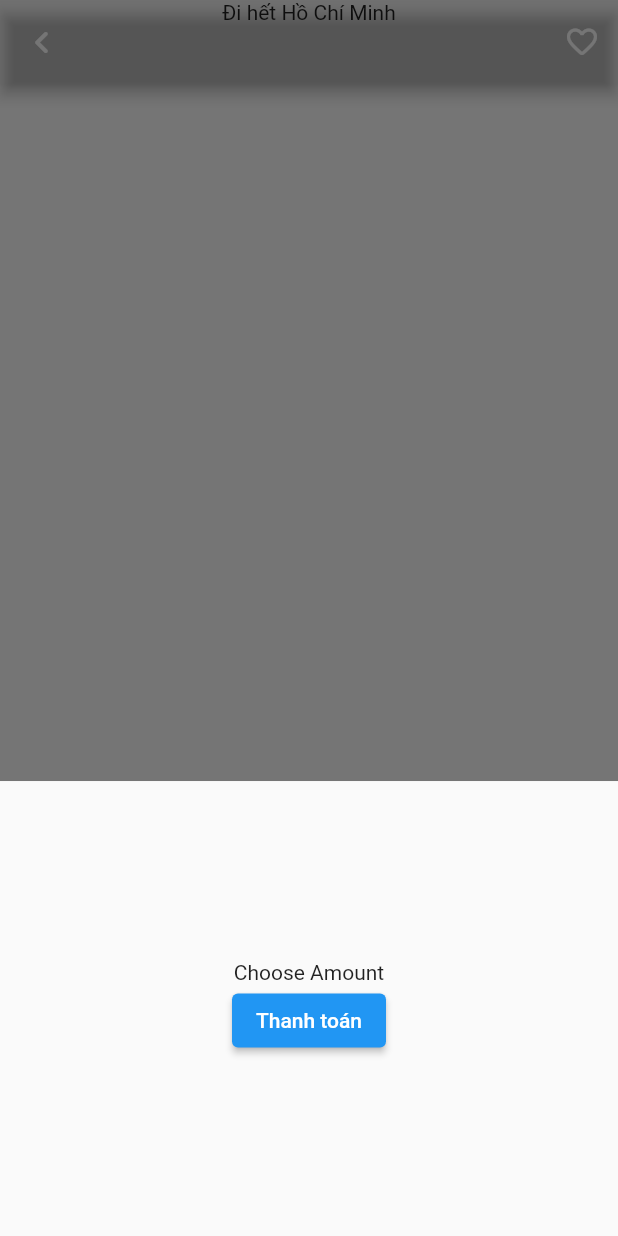
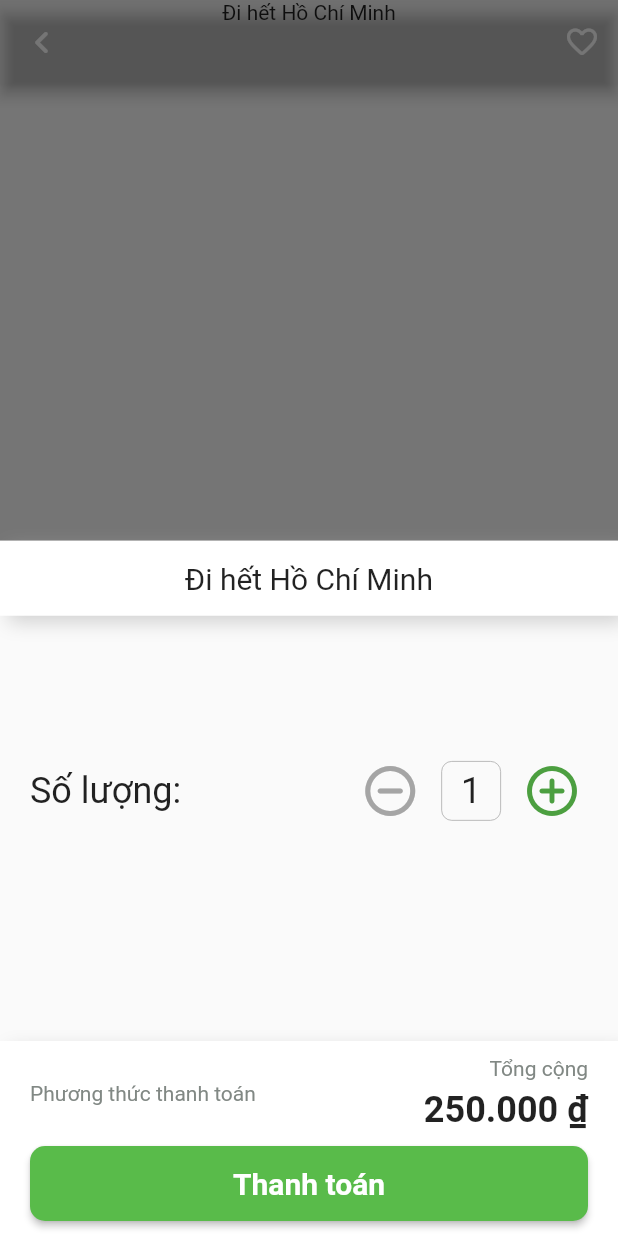
Before and after one commit to mknguyentran/CityPassFlutter, a Flutter app: the PassDetail screen opened directly with sample values from the repository, after a tap on "Mua ngay", on a phone screen of 412 x 824 dp. Run offline on Flutter 3.47's test engine with Material 2 defaults, Android fonts, the phone set to English and light mode, and no system bars; Roboto replaces fonts that are missing (SFProRounded).

Commit message:
added amount picker for adult and children pass

```diff
--- a/lib/constants.dart
+++ b/lib/constants.dart
@@ -1,4 +1,5 @@
 import 'package:flutter/material.dart';
+import 'package:intl/intl.dart';
 
 const kPrimaryColor = Color(0xFF3E4067);
 const kTextColor = Color(0xFF3F4168);
@@ -6,8 +7,14 @@ const kIconColor = Color(0xFF5E5E5E);
 const kWhiteIconColor = Color(0xFFFFFFFF);
 const cityPassPrimaryColor = Color(0xFF59BB4A);
 const cityPassDarkColor = Color(0xFF4C9F40);
+const subtitleTextColor = Color(0xFF818884);
+const lightGray = Color(0xFFA5A5A5);
 
 const kDefaultPadding = 20.0;
+
+const currencySymbol = "₫";
+
+final vndCurrencyFormat = new NumberFormat.currency(locale: "vi_VN", symbol: "₫");
 
 final kPopShadow = BoxShadow(
   offset: Offset(0, 0),
--- /dev/null
+++ b/lib/models/order_detail.dart
@@ -0,0 +1,8 @@
+import 'dart:collection';
+
+import 'package:city_pass/models/pass.dart';
+import 'package:flutter/material.dart';
+
+abstract class Order extends HashMap<Pass, int> {
+  factory Order() => HashMap.identity();
+}
--- a/lib/models/pass.dart
+++ b/lib/models/pass.dart
@@ -2,12 +2,14 @@ import 'package:flutter/material.dart';
 
 class Pass {
   final String name, image;
-  final double overallRating;
+  final double overallRating, price, childrenPrice;
 
-  Pass({
+  Pass( {
     @required this.overallRating,
     @required this.name,
     @required this.image,
+    @required this.price,
+    this.childrenPrice
   });
 }
 
@@ -16,15 +18,19 @@ List<Pass> mockupPasses = [
     name: "Đi hết Hồ Chí Minh",
     image: "assets/images/thao_cam_vien.jpg",
     overallRating: 4.7,
+    price: 250000,
   ),
   Pass(
     name: "Thổ địa Sài Gòn",
     image: "assets/images/dinh_doc_lap.jpg",
     overallRating: 4.5,
+    price: 250000,
+    childrenPrice: 100000
   ),
   Pass(
     name: "Thổ địa Sài Gòn",
     image: "assets/images/dia_dao_cu_chi.jpg",
     overallRating: 4.5,
+    price: 250000,
   ),
 ];
--- /dev/null
+++ b/lib/screens/pass_detail/choose_pass_amount.dart
@@ -0,0 +1,265 @@
+import 'package:city_pass/constants.dart';
+import 'package:city_pass/models/pass.dart';
+import 'package:city_pass/screens/order_detail/order_result.dart';
+import 'package:city_pass/size_config.dart';
+import 'package:flutter/cupertino.dart';
+import 'package:flutter/material.dart';
+
+class ChoosePassAmount extends StatefulWidget {
+  final Pass pass;
+
+  const ChoosePassAmount({
+    Key key,
+    @required this.pass,
+  }) : super(key: key);
+
+  @override
+  _ChoosePassAmountState createState() => _ChoosePassAmountState();
+}
+
+class _ChoosePassAmountState extends State<ChoosePassAmount> {
+  int amount = 1, childrenAmount = 0;
+  double total = 0;
+
+  void increaseAmount({bool increaseChild = false}) {
+    if (increaseChild) {
+      setState(() {
+        childrenAmount++;
+      });
+    } else {
+      setState(() {
+        amount++;
+      });
+    }
+  }
+
+  void decreaseAmount({bool decreaseChild = false}) {
+    print(decreaseChild);
+    print(childrenAmount);
+    if (decreaseChild) {
+      if (childrenAmount > 0) {
+        setState(() {
+          childrenAmount--;
+        });
+      }
+    } else {
+      if (amount > 1) {
+        setState(() {
+          amount--;
+        });
+      }
+    }
+  }
+
+  @override
+  Widget build(BuildContext context) {
+    total = widget.pass.price * amount;
+    if (widget.pass.childrenPrice != null) {
+      total += widget.pass.childrenPrice * childrenAmount;
+    }
+    return Container(
+      height: 500,
+      child: Column(
+        mainAxisAlignment: MainAxisAlignment.spaceBetween,
+        children: [
+          Container(
+            width: double.infinity,
+            decoration: BoxDecoration(
+              boxShadow: [kDefaultShadow],
+              color: Colors.white,
+            ),
+            height: 50,
+            child: Align(
+              alignment: Alignment.center,
+              child: Text(
+                widget.pass.name,
+                style: TextStyle(fontSize: 20),
+              ),
+            ),
+          ),
+          Padding(
+            padding: const EdgeInsets.fromLTRB(
+                kDefaultPadding, 0, kDefaultPadding, 50),
+            child: _buildAmountPicker(),
+          ),
+          Container(
+            height: 130,
+            width: double.infinity,
+            padding:
+                EdgeInsets.fromLTRB(kDefaultPadding, 10, kDefaultPadding, 10),
+            decoration: BoxDecoration(
+              boxShadow: [kDefaultShadow],
+              color: Colors.white,
+            ),
+            child: Column(
+              mainAxisAlignment: MainAxisAlignment.spaceBetween,
+              children: [
+                Row(
+                  mainAxisAlignment: MainAxisAlignment.spaceBetween,
+                  children: [
+                    Column(
+                      children: [
+                        Text(
+                          "Phương thức thanh toán",
+                          style: TextStyle(color: subtitleTextColor),
+                        ),
+                      ],
+                    ),
+                    Column(
+                      crossAxisAlignment: CrossAxisAlignment.end,
+                      children: [
+                        Text(
+                          "Tổng cộng",
+                          style: TextStyle(color: subtitleTextColor),
+                        ),
+                        VerticalSpacing(
+                          of: 6,
+                        ),
+                        Text(
+                          vndCurrencyFormat.format(total),
+                          style: TextStyle(
+                              fontWeight: FontWeight.bold, fontSize: 24),
+                        ),
+                      ],
+                    ),
+                  ],
+                ),
+                Container(
+                  height: 50,
+                  width: double.infinity,
+                  child: _buildBuyButton(context),
+                ),
+              ],
+            ),
+          ),
+        ],
+      ),
+    );
+  }
+
+  Widget _buildAmountPicker() {
+    if (widget.pass.childrenPrice != null) {
+      return Column(
+        children: [
+          AmountPicker(
+            label: "Người lớn",
+            amount: amount,
+            minAmount: 1,
+            increaseFunction: increaseAmount,
+            decreaseFunction: decreaseAmount,
+          ),
+          VerticalSpacing(),
+          AmountPicker(
+            label: "Trẻ em",
+            amount: childrenAmount,
+            increaseFunction: () {
+              increaseAmount(increaseChild: true);
+            },
+            decreaseFunction: () {
+              decreaseAmount(decreaseChild: true);
+            },
+          ),
+        ],
+      );
+    } else {
+      return AmountPicker(
+        label: "Số lượng",
+        amount: amount,
+        minAmount: 1,
+        increaseFunction: increaseAmount,
+        decreaseFunction: decreaseAmount,
+      );
+    }
+  }
+
+  ElevatedButton _buildBuyButton(BuildContext context) {
+    return ElevatedButton(
+        style: ButtonStyle(
+            backgroundColor: MaterialStateProperty.all(cityPassPrimaryColor),
+            textStyle: MaterialStateProperty.all(
+              TextStyle(
+                fontFamily: "SFProRounded",
+                fontSize: 20,
+                fontWeight: FontWeight.bold,
+              ),
+            ),
+            shape: MaterialStateProperty.all(
+              RoundedRectangleBorder(
+                borderRadius: BorderRadius.circular(10),
+              ),
+            )),
+        child: Text("Thanh toán"),
+        onPressed: () {
+          Navigator.of(context).pop();
+          Navigator.push(
+            context,
+            CupertinoPageRoute(builder: (context) {
+              return OrderResult();
+            }),
+          );
+        });
+  }
+}
+
+class AmountPicker extends StatelessWidget {
+  const AmountPicker({
+    Key key,
+    @required this.label,
+    @required this.amount,
+    this.minAmount = 0,
+    @required this.increaseFunction,
+    @required this.decreaseFunction,
+  }) : super(key: key);
+
+  final int amount, minAmount;
+  final Function() decreaseFunction, increaseFunction;
+  final String label;
+
+  @override
+  Widget build(BuildContext context) {
+    return Row(
+      mainAxisAlignment: MainAxisAlignment.spaceBetween,
+      crossAxisAlignment: CrossAxisAlignment.center,
+      children: [
+        Text(
+          "$label:",
+          style: TextStyle(fontSize: 24),
+        ),
+        Row(
+          children: [
+            IconButton(
+              padding: EdgeInsets.all(0),
+              iconSize: 40,
+              color: cityPassDarkColor,
+              disabledColor: lightGray,
+              icon: Icon(Icons.remove_circle_outline_rounded),
+              onPressed: amount > minAmount ? decreaseFunction : null,
+            ),
+            Container(
+              margin: EdgeInsets.only(left: 10, right: 10),
+              width: getProportionateScreenWidth(40),
+              height: getProportionateScreenWidth(40),
+              alignment: Alignment.center,
+              decoration: BoxDecoration(
+                border: Border.all(width: 0.5, color: lightGray),
+                borderRadius: BorderRadius.circular(7),
+              ),
+              child: Text(
+                amount.toString(),
+                style: TextStyle(fontSize: 24),
+              ),
+            ),
+            IconButton(
+              iconSize: 40,
+              padding: EdgeInsets.all(0),
+              color: cityPassDarkColor,
+              disabledColor: lightGray,
+              icon: Icon(Icons.add_circle_outline_rounded),
+              onPressed: increaseFunction,
+            ),
+          ],
+        )
+      ],
+    );
+  }
+}
--- a/lib/screens/pass_detail/pass_detail.dart
+++ b/lib/screens/pass_detail/pass_detail.dart
@@ -4,6 +4,8 @@ import 'package:city_pass/screens/order_detail/order_result.dart';
 import 'package:city_pass/size_config.dart';
 import 'package:flutter/cupertino.dart';
 import 'package:flutter/material.dart';
+
+import 'choose_pass_amount.dart';
 
 class PassDetail extends StatefulWidget {
   final Pass pass;
@@ -37,29 +39,7 @@ class _PassDetailState extends State<PassDetail> {
               showModalBottomSheet<void>(
                   context: context,
                   builder: (BuildContext context) {
-                    return Container(
-                      height: getProportionateScreenHeight(300),
-                      child: Center(
-                        child: Column(
-                          mainAxisAlignment: MainAxisAlignment.center,
-                          mainAxisSize: MainAxisSize.min,
-                          children: <Widget>[
-                            const Text('Choose Amount'),
-                            ElevatedButton(
-                                child: const Text("Thanh toán"),
-                                onPressed: () {
-                                  Navigator.of(context).pop();
-                                  Navigator.push(
-                                    context,
-                                    CupertinoPageRoute(builder: (context) {
-                                      return OrderResult();
-                                    }),
-                                  );
-                                })
-                          ],
-                        ),
-                      ),
-                    );
+                    return ChoosePassAmount(pass: widget.pass);
                   });
             },
             child: Padding(
```
